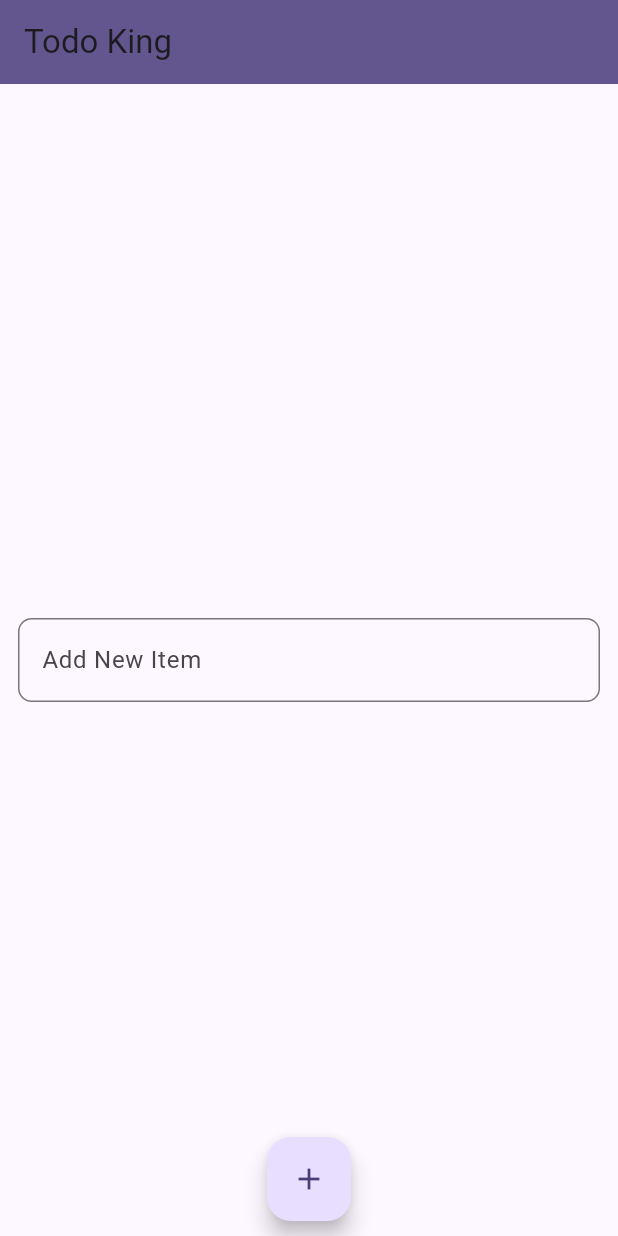
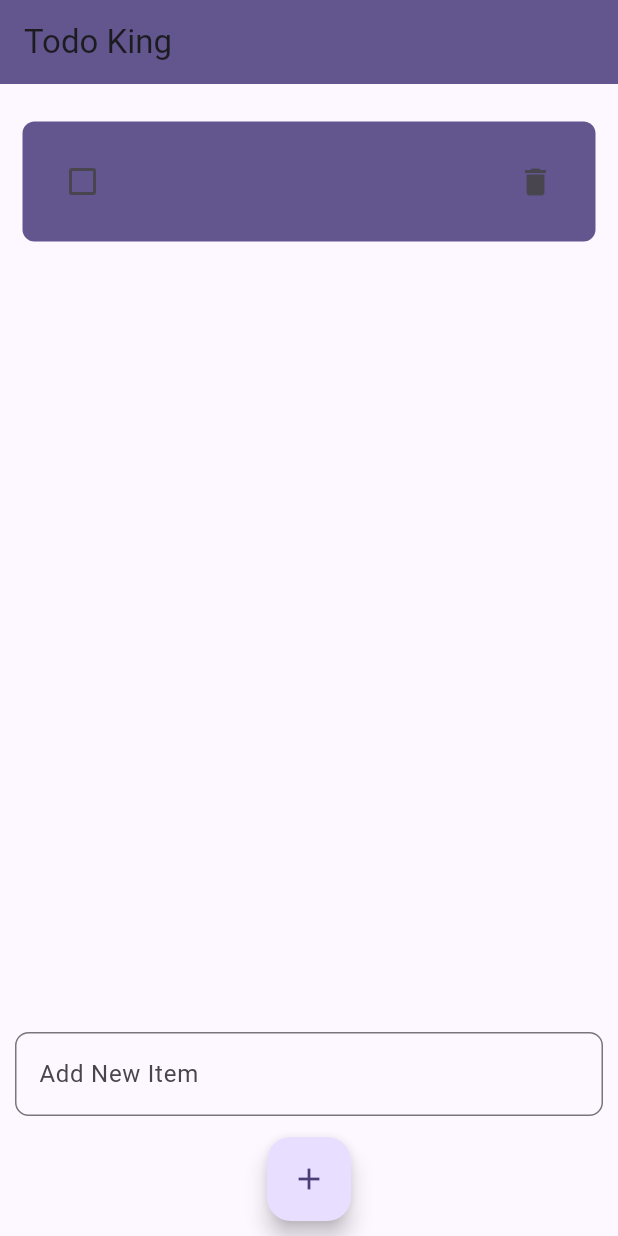
Before and after one commit to huss535/todo_list_flutter, a Flutter app: the screen it shows after launch, after a tap on the "add" icon, on a phone screen of 412 x 824 dp. Run offline on Flutter 3.47's test engine with Material 3 defaults, Android fonts, the phone set to English and light mode, and no system bars.

Commit message:
MVP complete , created to-do item card component and added it to the main page

```diff
--- a/lib/pages/main_page.dart
+++ b/lib/pages/main_page.dart
@@ -1,9 +1,43 @@
 import 'package:flutter/material.dart';
+import 'package:todo_list/widgets/task_card.dart';
+import 'package:uuid/uuid.dart';
 
-class MainPage extends StatelessWidget {
+class MainPage extends StatefulWidget {
+  MainPage({super.key});
+
+  @override
+  State<MainPage> createState() => _MainPageState();
+}
+
+class _MainPageState extends State<MainPage> {
   final textController = TextEditingController();
+  List notes = []; // storing temporary notes here
+  final uuid = Uuid();
 
-  MainPage({super.key});
+//Function adds new to-do item
+  void addTodo(String newNote) {
+    setState(() {
+      notes.add([
+        uuid.v4(),
+        newNote,
+        false
+      ]); //[to-do item identifier,content, checked status]
+    });
+  }
+
+  // Function to remove a to-do item by index
+  void removeTodoAt(int index) {
+    setState(() {
+      notes.removeAt(index);
+    });
+  }
+
+// Function toggles the checkbox for each to-do item
+  void changeSelection(bool? value, int index) {
+    setState(() {
+      notes[index][2] = value;
+    });
+  }
 
   @override
   Widget build(BuildContext context) {
@@ -13,10 +47,35 @@ class MainPage extends StatelessWidget {
         backgroundColor: Theme.of(context).primaryColor,
       ),
       body: Padding(
-        padding: EdgeInsets.all(12.0),
+        padding:
+            EdgeInsets.symmetric(horizontal: 10).copyWith(bottom: 80, top: 20),
         child: Column(
           mainAxisAlignment: MainAxisAlignment.spaceAround,
           children: [
+            Expanded(
+              child: ListView.builder(
+                itemCount: notes.length,
+                itemBuilder: (context, index) {
+                  return Padding(
+                    padding: EdgeInsets.all(5.0),
+                    child: TaskCard(
+                      key: ValueKey(notes[index][
+                          0]), //important without it code will not work correctly
+                      noteContent: notes[index][1],
+                      isChecked: notes[index][2],
+                      deleteTodo: () {
+                        removeTodoAt(index);
+                      },
+                      onChanged: (value) => changeSelection(value, index),
+                    ),
+                  );
+                },
+              ),
+            ),
+            SizedBox(
+              height:
+                  20, //just adds some space between text field and your to-do tasks
+            ),
             TextField(
               controller: textController,
               decoration: InputDecoration(
@@ -34,7 +93,8 @@ class MainPage extends StatelessWidget {
         child: FloatingActionButton(
             child: Icon(Icons.add),
             onPressed: () {
-              print(textController.text);
+              addTodo(textController.text);
+              textController.clear();
             }),
       ),
       floatingActionButtonLocation: FloatingActionButtonLocation.centerDocked,
--- /dev/null
+++ b/lib/widgets/task_card.dart
@@ -0,0 +1,57 @@
+import 'package:flutter/material.dart';
+
+class TaskCard extends StatelessWidget {
+  final String noteContent; // Note content
+  final bool isChecked; // Note status
+  final VoidCallback deleteTodo; //function to delete to-do item
+  final ValueChanged<bool?> onChanged; // function to change checkbox
+
+  TaskCard({
+    required this.noteContent,
+    required this.isChecked,
+    required this.deleteTodo,
+    required this.onChanged, // all these attributes must be provided in order for the component to work
+    super.key,
+  });
+
+  @override
+  Widget build(BuildContext context) {
+    double screenWidth =
+        MediaQuery.of(context).size.width; // retrieve current screen width
+
+    return Container(
+      width: 0.8 * screenWidth, // set width to 80% 0f screen
+      decoration: BoxDecoration(
+        color: Theme.of(context).primaryColor,
+        borderRadius: BorderRadius.all(Radius.circular(8)),
+      ),
+      child: Padding(
+        padding: const EdgeInsets.all(16.0),
+        child: Row(
+          mainAxisAlignment: MainAxisAlignment.spaceBetween,
+          children: [
+            Checkbox(
+              value: isChecked,
+              activeColor: Colors
+                  .black26, // you can still add your own colors, background colour of checkbox when chosen
+              checkColor: Colors.lightBlue, // Check mark colour
+              onChanged: onChanged, // method activated when checked
+            ),
+            Expanded(
+              child: Text(
+                noteContent,
+                style: TextStyle(
+                  decoration: isChecked
+                      ? TextDecoration.lineThrough
+                      : TextDecoration
+                          .none, // add line through when item is checked
+                ),
+              ),
+            ),
+            IconButton(onPressed: deleteTodo, icon: Icon(Icons.delete))
+          ],
+        ),
+      ),
+    );
+  }
+}
--- a/pubspec.yaml
+++ b/pubspec.yaml
@@ -35,6 +35,7 @@ dependencies:
   # The following adds the Cupertino Icons font to your application.
   # Use with the CupertinoIcons class for iOS style icons.
   cupertino_icons: ^1.0.6
+  uuid: ^4.4.2
 
 dev_dependencies:
   flutter_test:
```
Also changed, not shown: pubspec.lock.
